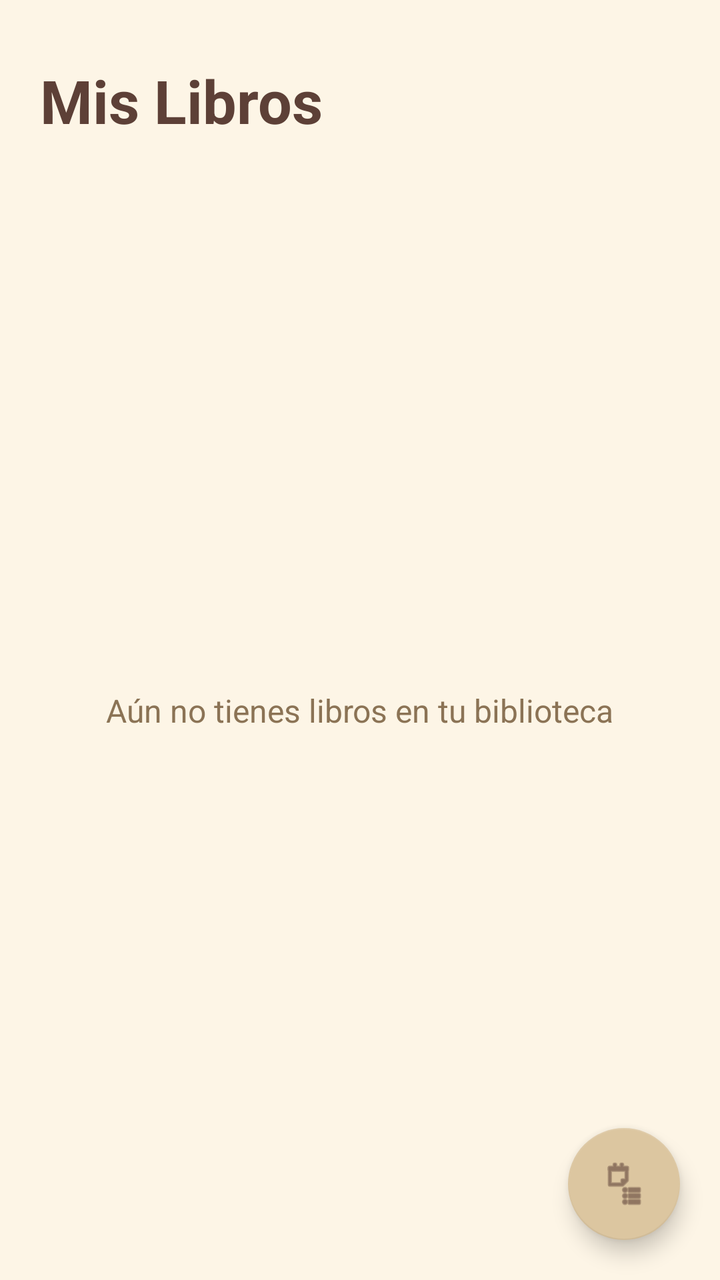
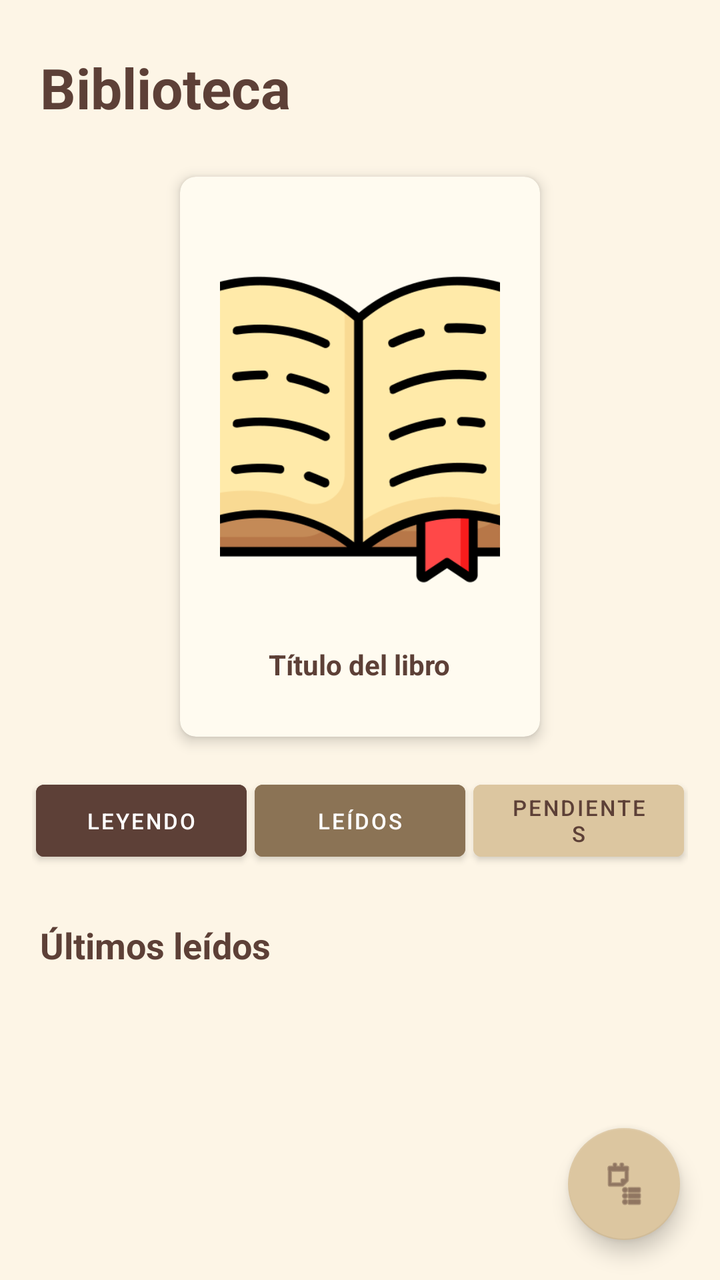

An Android layout rendered at two revisions. The XML below is the earlier revision; the diff shows what the commit changed to produce the second picture.
<!-- AndroidManifest.xml: application theme Theme.TFG_2025 -->
<!-- res/layout/fragment_biblioteca.xml -->
<?xml version="1.0" encoding="utf-8"?>
<androidx.constraintlayout.widget.ConstraintLayout
    xmlns:android="http://schemas.android.com/apk/res/android"
    xmlns:app="http://schemas.android.com/apk/res-auto"
    android:layout_width="match_parent"
    android:layout_height="match_parent"
    android:background="#FDF5E6">

    <TextView
        android:id="@+id/tv_biblioteca_titulo"
        android:layout_width="wrap_content"
        android:layout_height="wrap_content"
        android:layout_marginStart="20dp"
        android:layout_marginTop="30dp"
        android:text="Mis Libros"
        android:textColor="#5D4037"
        android:textSize="30sp"
        android:textStyle="bold"
        app:layout_constraintStart_toStartOf="parent"
        app:layout_constraintTop_toTopOf="parent" />

    <TextView
        android:id="@+id/tv_vacio"
        android:layout_width="wrap_content"
        android:layout_height="wrap_content"
        android:text="Aún no tienes libros en tu biblioteca"
        android:textColor="#8B7355"
        android:textSize="16sp"
        app:layout_constraintBottom_toBottomOf="parent"
        app:layout_constraintEnd_toEndOf="parent"
        app:layout_constraintStart_toStartOf="parent"
        app:layout_constraintTop_toBottomOf="@id/tv_biblioteca_titulo" />

    <androidx.recyclerview.widget.RecyclerView
        android:id="@+id/rv_biblioteca"
        android:layout_width="match_parent"
        android:layout_height="0dp"
        android:visibility="gone"
        app:layout_constraintBottom_toBottomOf="parent"
        app:layout_constraintTop_toBottomOf="@id/tv_biblioteca_titulo" />

    <com.google.android.material.floatingactionbutton.FloatingActionButton
        android:id="@+id/fab_perfil"
        android:layout_width="wrap_content"
        android:layout_height="wrap_content"
        android:layout_margin="20dp"
        android:src="@android:drawable/ic_menu_agenda"
        app:backgroundTint="#DCC6A0"
        app:layout_constraintBottom_toBottomOf="parent"
        app:layout_constraintEnd_toEndOf="parent"
        app:tint="#5D4037" />

</androidx.constraintlayout.widget.ConstraintLayout>
<!-- resources referenced by this layout -->
<resources>
  <style name="Theme.TFG_2025" parent="Theme.MaterialComponents.Light.NoActionBar">
          <item name="colorPrimary">@color/boton_primario</item>
          <item name="android:windowBackground">@color/fondo_crema</item>
          <item name="android:statusBarColor">@color/fondo_crema</item>
          <item name="android:windowLightStatusBar">true</item>
      </style>
  <color name="boton_primario">#8D6E63</color>
  <color name="fondo_crema">#F5F5DC</color>
</resources>

<!-- the commit's change to res/layout/fragment_biblioteca.xml (unified diff, before → after) -->
@@ -11,10 +11,10 @@
         android:layout_width="wrap_content"
         android:layout_height="wrap_content"
         android:layout_marginStart="20dp"
-        android:layout_marginTop="30dp"
-        android:text="Mis Libros"
+        android:layout_marginTop="25dp"
+        android:text="Biblioteca"
         android:textColor="#5D4037"
-        android:textSize="30sp"
+        android:textSize="28sp"
         android:textStyle="bold"
         app:layout_constraintStart_toStartOf="parent"
         app:layout_constraintTop_toTopOf="parent" />
@@ -26,18 +26,121 @@
         android:text="Aún no tienes libros en tu biblioteca"
         android:textColor="#8B7355"
         android:textSize="16sp"
+        android:visibility="gone"
         app:layout_constraintBottom_toBottomOf="parent"
         app:layout_constraintEnd_toEndOf="parent"
         app:layout_constraintStart_toStartOf="parent"
         app:layout_constraintTop_toBottomOf="@id/tv_biblioteca_titulo" />
 
-    <androidx.recyclerview.widget.RecyclerView
-        android:id="@+id/rv_biblioteca"
+    <LinearLayout
+        android:id="@+id/layout_contenido_biblioteca"
         android:layout_width="match_parent"
         android:layout_height="0dp"
-        android:visibility="gone"
+        android:orientation="vertical"
+        android:padding="16dp"
+        app:layout_constraintTop_toBottomOf="@id/tv_biblioteca_titulo"
         app:layout_constraintBottom_toBottomOf="parent"
-        app:layout_constraintTop_toBottomOf="@id/tv_biblioteca_titulo" />
+        app:layout_constraintStart_toStartOf="parent"
+        app:layout_constraintEnd_toEndOf="parent">
+
+        <androidx.cardview.widget.CardView
+            android:layout_width="180dp"
+            android:layout_height="280dp"
+            android:layout_gravity="center_horizontal"
+            android:layout_marginTop="10dp"
+            android:layout_marginBottom="16dp"
+            app:cardBackgroundColor="#FFFBF0"
+            app:cardCornerRadius="8dp"
+            app:cardElevation="4dp">
+
+            <LinearLayout
+                android:layout_width="match_parent"
+                android:layout_height="match_parent"
+                android:orientation="vertical"
+                android:gravity="center"
+                android:padding="10dp">
+
+                <ImageView
+                    android:id="@+id/img_libro_destacado"
+                    android:layout_width="140dp"
+                    android:layout_height="200dp"
+                    android:scaleType="centerCrop"
+                    android:src="@drawable/ic_menu_libro" />
+
+                <TextView
+                    android:id="@+id/tv_titulo_destacado"
+                    android:layout_width="wrap_content"
+                    android:layout_height="wrap_content"
+                    android:layout_marginTop="8dp"
+                    android:text="Título del libro"
+                    android:textColor="#5D4037"
+                    android:textSize="14sp"
+                    android:textStyle="bold"
+                    android:maxLines="1"
+                    android:ellipsize="end" />
+            </LinearLayout>
+        </androidx.cardview.widget.CardView>
+
+        <LinearLayout
+            android:layout_width="match_parent"
+            android:layout_height="wrap_content"
+            android:orientation="horizontal"
+            android:gravity="center"
+            android:layout_marginBottom="24dp">
+
+            <Button
+                android:id="@+id/btn_ver_leyendo"
+                android:layout_width="0dp"
+                android:layout_height="wrap_content"
+                android:layout_weight="1"
+                android:layout_margin="2dp"
+                android:text="Leyendo"
+                android:textSize="11sp"
+                android:backgroundTint="#5D4037"
+                android:textColor="#FFFFFF" />
+
+            <Button
+                android:id="@+id/btn_ver_leidos"
+                android:layout_width="0dp"
+                android:layout_height="wrap_content"
+                android:layout_weight="1"
+                android:layout_margin="2dp"
+                android:text="Leídos"
+                android:textSize="11sp"
+                android:backgroundTint="#8B7355"
+                android:textColor="#FFFFFF" />
+
+            <Button
+                android:id="@+id/btn_ver_pendientes"
+                android:layout_width="0dp"
+                android:layout_height="wrap_content"
+                android:layout_weight="1"
+                android:layout_margin="2dp"
+                android:text="Pendientes"
+                android:textSize="11sp"
+                android:backgroundTint="#DCC6A0"
+                android:textColor="#5D4037" />
+        </LinearLayout>
+
+        
+        <TextView
+            android:id="@+id/tv_subtitulo_leidos"
+            android:layout_width="wrap_content"
+            android:layout_height="wrap_content"
+            android:text="Últimos leídos"
+            android:textColor="#5D4037"
+            android:textSize="18sp"
+            android:textStyle="bold"
+            android:layout_marginStart="4dp"
+            android:layout_marginBottom="12dp" />
+
+        <androidx.recyclerview.widget.RecyclerView
+            android:id="@+id/rv_biblioteca"
+            android:layout_width="match_parent"
+            android:layout_height="wrap_content"
+            android:scrollbars="none" />
+
+    </LinearLayout>
 
     <com.google.android.material.floatingactionbutton.FloatingActionButton
         android:id="@+id/fab_perfil"
@@ -46,8 +149,8 @@
         android:layout_margin="20dp"
         android:src="@android:drawable/ic_menu_agenda"
         app:backgroundTint="#DCC6A0"
+        app:tint="#5D4037"
         app:layout_constraintBottom_toBottomOf="parent"
-        app:layout_constraintEnd_toEndOf="parent"
-        app:tint="#5D4037" />
+        app:layout_constraintEnd_toEndOf="parent" />
 
 </androidx.constraintlayout.widget.ConstraintLayout>
<!-- resource entries referenced after the edit -->
@@ -1,5 +1,6 @@
 <!-- resources referenced by this layout -->
 <resources>
+  <!-- drawable ic_menu_libro: png bitmap (drawable, 28499 bytes) -->
   <style name="Theme.TFG_2025" parent="Theme.MaterialComponents.Light.NoActionBar">
           <item name="colorPrimary">@color/boton_primario</item>
           <item name="android:windowBackground">@color/fondo_crema</item>
